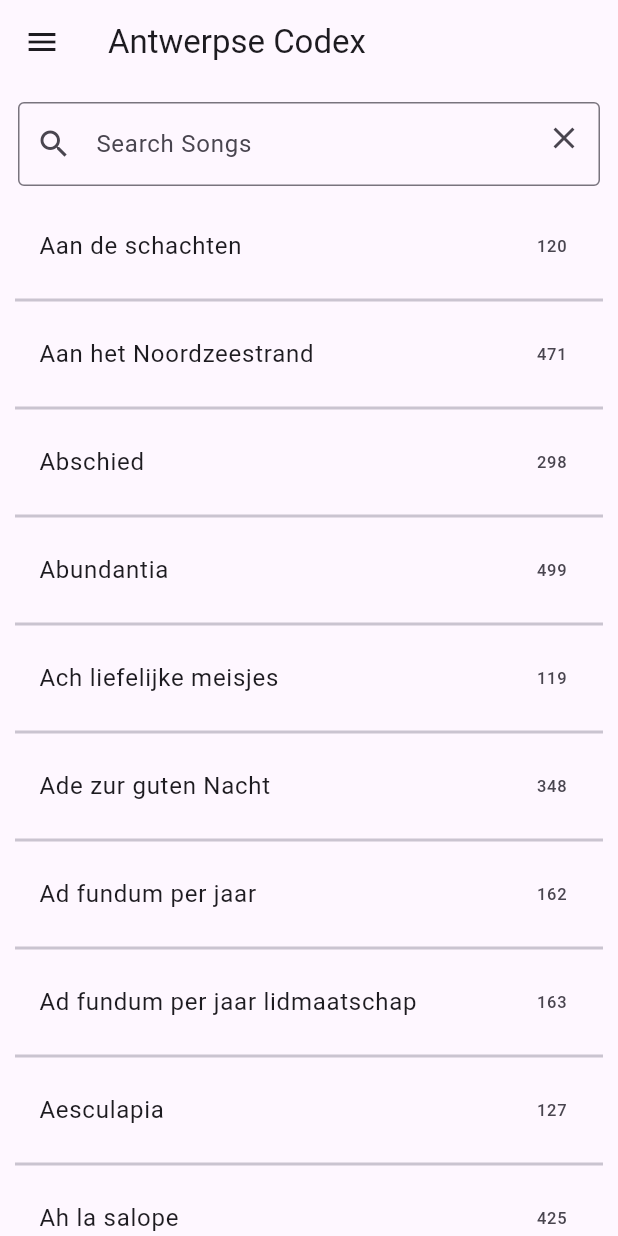
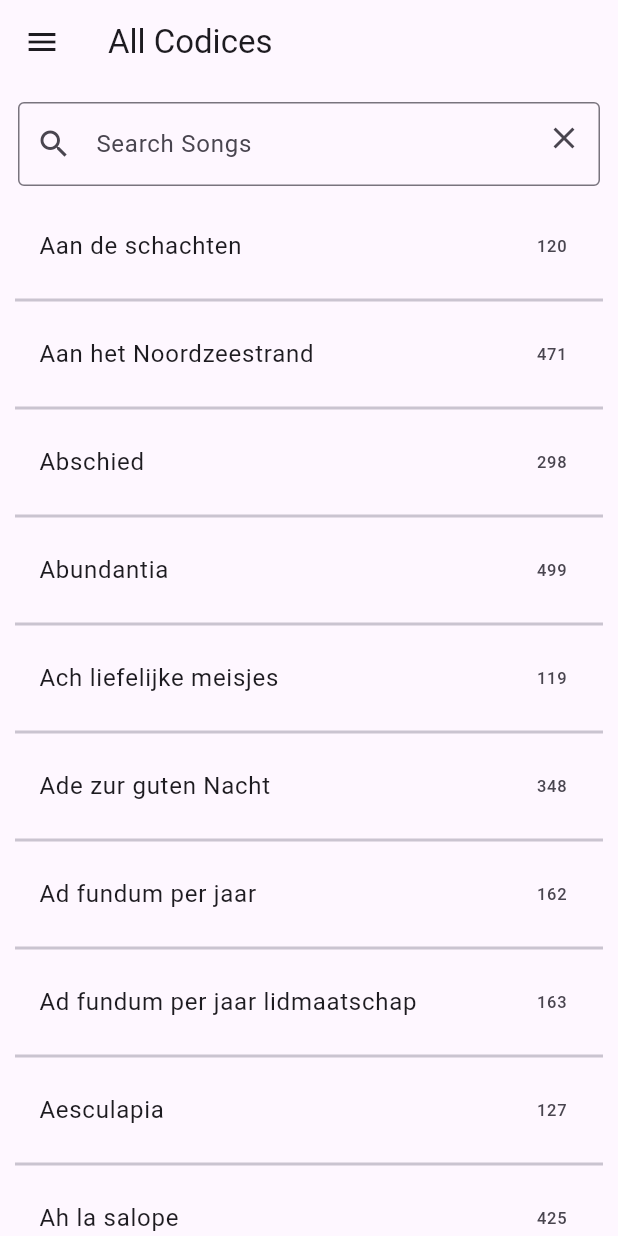
Before and after one commit to arnodeceuninck/studentencodex-app, a Flutter app: the screen it shows after launch, on a phone screen of 412 x 824 dp. Run offline on Flutter 3.47's test engine with Material 3 defaults, Android fonts, the light colour scheme and no system bars; our stand-ins replace flutter_html, lottie.

Commit message:
all codices view

```diff
--- a/lib/domain/repository.dart
+++ b/lib/domain/repository.dart
@@ -9,12 +9,13 @@ Map<String, List<Song>> parseSongs(String responseBody) {
   final rodexOud = jsonDecode(responseBody)["rodex_oud"].cast<Map<String, dynamic>>();
   final antwerpseParsed = antwerpse.map<Song>((json) => Song.fromFson(json)).toList();
   final rodexOudParsed = rodexOud.map<Song>((json) => Song.fromFson(json)).toList();
-  return {"antwerpse": antwerpseParsed, "rodex_oud": rodexOudParsed};
+  final allCodices = <Song>[...antwerpseParsed, ...rodexOudParsed];
+  return {"antwerpse": antwerpseParsed, "rodex_oud": rodexOudParsed, "all_codices": allCodices};
 }
 
 Future<List<Book>> getBooks() {
   return rootBundle.loadString('assets/codices.json').then((jsonStr) {
-    return [Book("Antwerpse Codex", "antwerpse"), Book("Rodex Oud", "rodex_oud")];
+    return [Book("All Codices", "all_codices"), Book("Antwerpse Codex", "antwerpse"), Book("Rodex Oud", "rodex_oud")];
   });
 
 }
--- a/lib/presentation/screens/home_page.dart
+++ b/lib/presentation/screens/home_page.dart
@@ -21,7 +21,7 @@ class _HomePageState extends State<HomePage> {
   bool _isLoadingBooks = true;
   bool _isLoadingSongs = true;
 
-  String _selectedBookId = 'antwerpse';
+  String _selectedBookId = 'all_codices';
 
   @override
   void initState() {
```
